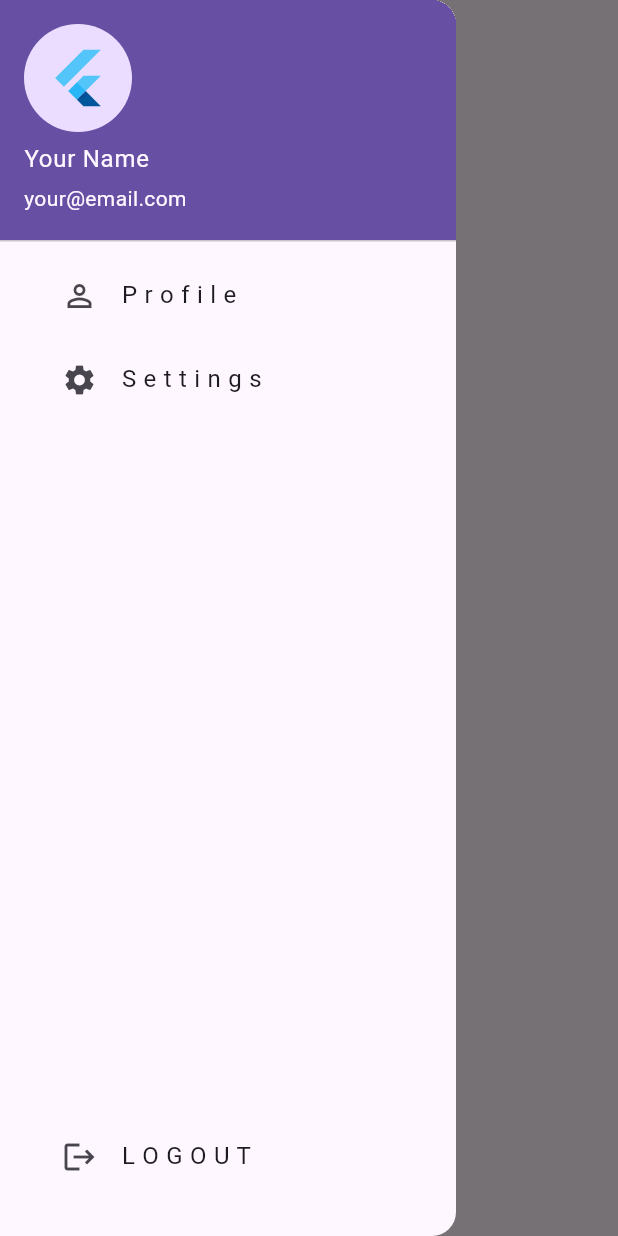
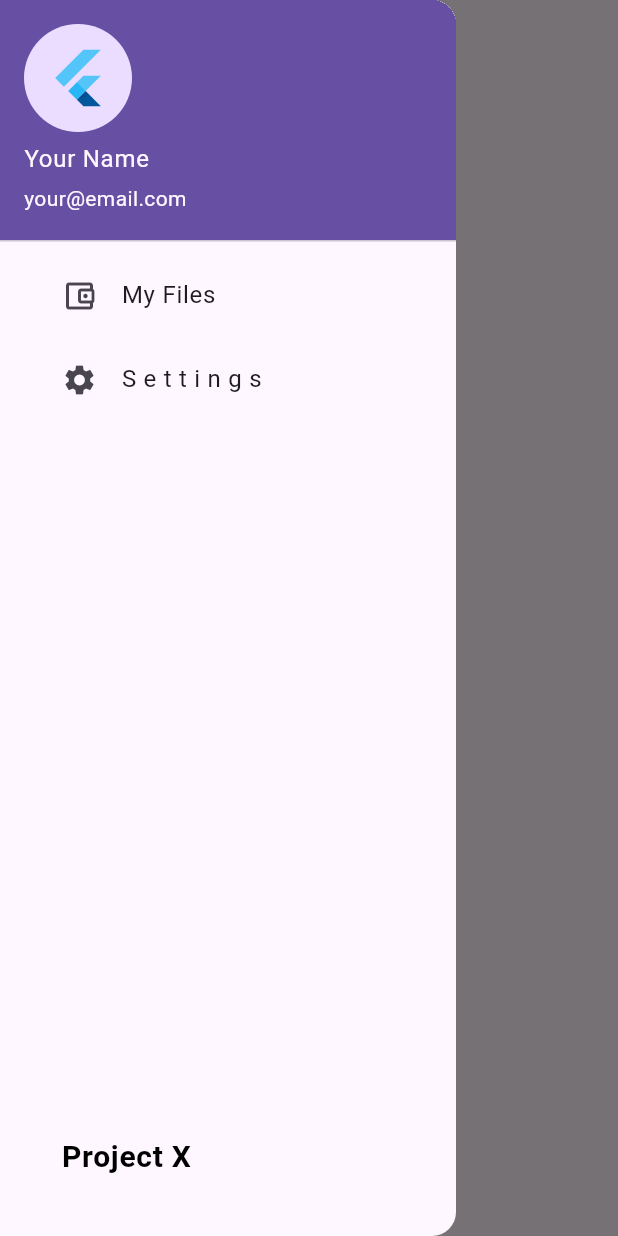
Before and after one commit to Tohatdk/project_x, a Flutter app: the screen it shows after launch, with the side drawer open, on a phone screen of 412 x 824 dp. Run offline on Flutter 3.47's test engine with Material 3 defaults, Android fonts, the phone set to English and light mode, and no system bars; drawn by our look-alikes of loader_overlay; our stand-ins replace cached_network_image, either_dart, email_validator, firebase_auth, firebase_core, firebase_messaging and 6 more; accounts and stored records are empty.

```diff
--- a/lib/src/features/auth_feature/presentation/blocs/user_profile_page_bloc/profile_page_event.dart
+++ /dev/null
@@ -1,6 +0,0 @@
-part of 'profile_page_bloc.dart';
-
-abstract class ProfilePageEvent{}
-
-
-class SignoutEvent extends ProfilePageEvent{}
--- a/lib/src/features/auth_feature/presentation/blocs/user_profile_page_bloc/profile_page_state.dart
+++ /dev/null
@@ -1,5 +0,0 @@
-part of'profile_page_bloc.dart';
-
-class ProfilePageState{
-
-}
--- a/lib/src/features/home_feature/my_drawer.dart
+++ b/lib/src/features/home_feature/my_drawer.dart
@@ -30,8 +30,8 @@ class MyDrawer extends StatelessWidget {
               Padding(
                 padding: const EdgeInsets.only(left: 25.0),
                 child: ListTile(
-                  title: const Text('P r o f i l e'),
-                  leading: const Icon(Icons.person_outline),
+                  title: const Text('My Files'),
+                  leading: const Icon(Icons.account_balance_wallet_outlined),
                   onTap: () {},
                 ),
               ),
@@ -45,13 +45,20 @@ class MyDrawer extends StatelessWidget {
               ),
             ],
           ),
-          Padding( padding: const EdgeInsets.only(left: 25.0,bottom: 25.0),
+          const Padding(
+            padding: EdgeInsets.only(left: 25.0, bottom: 25.0),
             child: ListTile(
-              title: const Text('L O G O U T'),
-              leading: const Icon(Icons.logout),
-              onTap: () {},
+              title: Text(
+                'Project X',
+                style: TextStyle(
+                  fontSize: 20.0, // Размер текста
+                  fontWeight: FontWeight.bold, // Жирный шрифт
+                  color: Colors.black, // Цвет текста
+                ),
+              ),
             ),
           ),
+
         ],
       ),
     );
```
Also changed, not shown: lib/src/features/profile_feature/user_profile_page.dart (+7 -2 lines), lib/src/features/profile_feature/user_profile_page_bloc/profile_page_bloc.dart (renamed from lib/src/features/auth_feature/presentation/blocs/user_profile_page_bloc/profile_page_bloc.dart, +5 -2 lines), lib/src/features/profile_feature/user_profile_page_bloc/profile_page_event.dart (added, +11 -0 lines), lib/src/features/profile_feature/user_profile_page_bloc/profile_page_state.dart (added, +13 -0 lines), lib/src/features/home_feature/home_page_bloc/home_page_bloc.dart (added), lib/src/features/home_feature/home_page_bloc/home_page_event.dart (added), lib/src/features/home_feature/home_page_bloc/home_page_state.dart (added).
